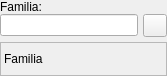
The window that bulmages/bulmafact/src/busquedafamiliabase.ui (eboladev/Bulmages-1) describes before a commit, drawn with Qt 5.
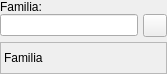
The same window after the commit. Icons and pictures are not drawn.

The edit to the form file:
```diff
--- a/bulmages/bulmafact/src/busquedafamiliabase.ui
+++ b/bulmages/bulmafact/src/busquedafamiliabase.ui
@@ -9,7 +9,7 @@
     <x>0</x>
     <y>0</y>
     <width>167</width>
-    <height>76</height>
+    <height>74</height>
    </rect>
   </property>
   <property name="windowTitle" >
```
Left out of the diff: 4 changed lines with no effect on the pictures.
